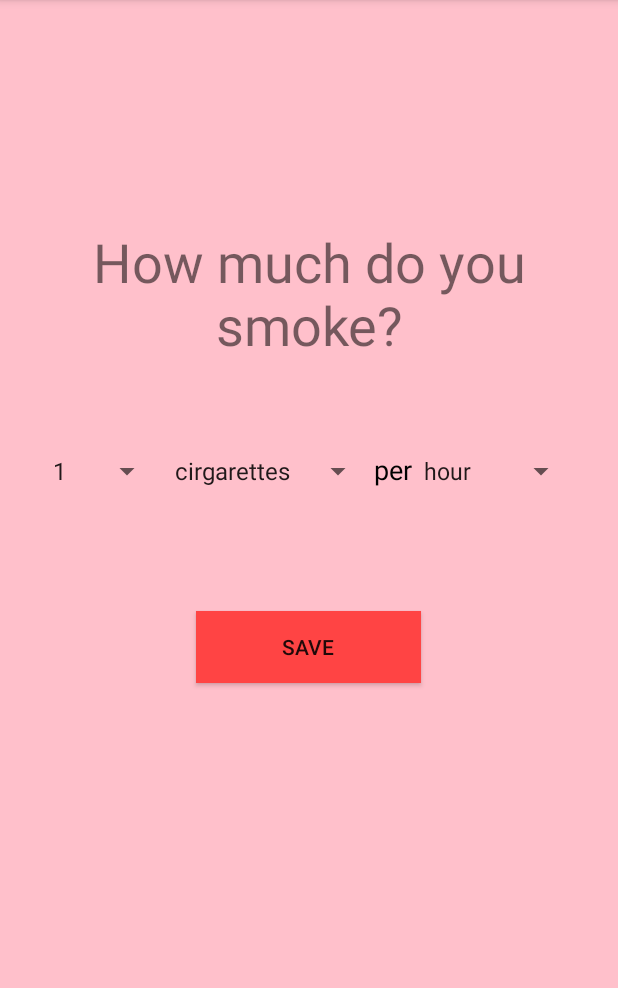
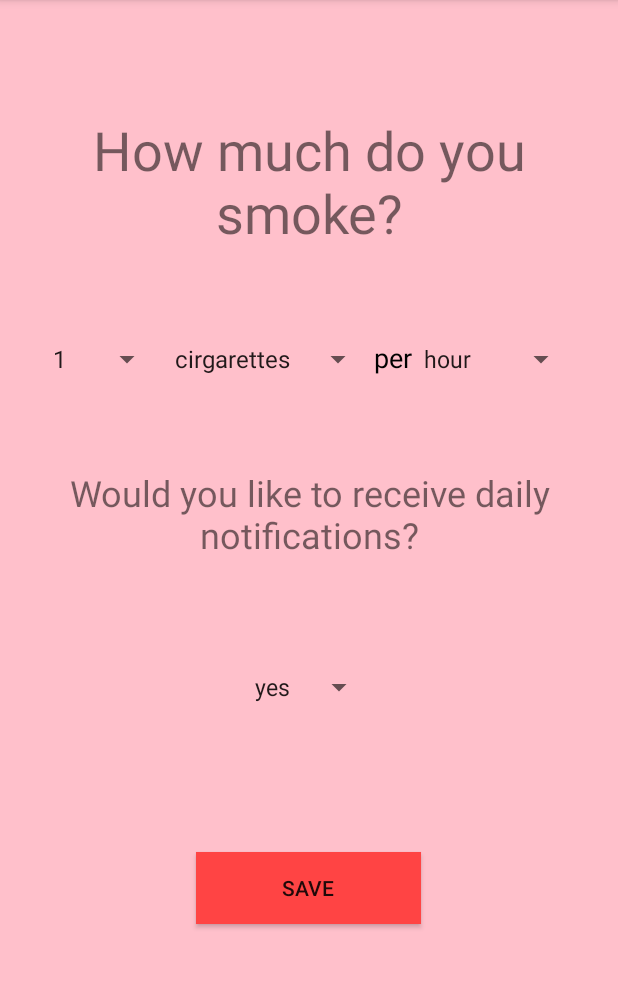
Before and after one commit to chint32/Quit_Smoking_App, an Android app: the SetupActivity screen opened directly, with no data from a screen before it, on a phone screen of 412 x 824 dp, the part 84-1072 px from its top. Run offline under Robolectric (Android 15) with nearby library versions, the phone set to English and light mode, and no system bars.

Commit message:
Added daily notifications with random motivational quote.

```diff
--- a/app/src/main/java/com/chstudios/quitsmokingapp/SetupActivity.kt
+++ b/app/src/main/java/com/chstudios/quitsmokingapp/SetupActivity.kt
@@ -9,8 +9,13 @@ import android.widget.AdapterView
 import android.widget.ArrayAdapter
 import android.widget.Spinner
 import android.widget.Toast
+import androidx.work.PeriodicWorkRequest
+import androidx.work.WorkManager
+import com.chstudios.quitsmokingapp.notifications.MyWork
 import kotlinx.android.synthetic.main.activity_setup.*
 import java.util.*
+import java.util.concurrent.TimeUnit
+import androidx.work.PeriodicWorkRequestBuilder
 
 class SetupActivity : AppCompatActivity() {
 
@@ -18,6 +23,9 @@ class SetupActivity : AppCompatActivity() {
     private var packMultiplier = 1
     private var timeMultiplier = 1
     private var cigarettesPerHour = 0F
+    private var receiveNotifications = ""
+    private lateinit var request: PeriodicWorkRequest
+
 
     override fun onCreate(savedInstanceState: Bundle?) {
         super.onCreate(savedInstanceState)
@@ -126,7 +134,42 @@ class SetupActivity : AppCompatActivity() {
             }
         }
 
+        val notificationSpinner: Spinner = findViewById(R.id.notification_spinner)
+        ArrayAdapter.createFromResource(
+            this,
+            R.array.notifications_yes_no,
+            android.R.layout.simple_spinner_item
+        ).also { adapter ->
+            adapter.setDropDownViewResource(android.R.layout.simple_spinner_dropdown_item)
+            notificationSpinner.adapter = adapter
+        }
+
+        val notifications = resources.getStringArray(R.array.notifications_yes_no)
+        notificationSpinner.onItemSelectedListener = object : AdapterView.OnItemSelectedListener {
+            override fun onItemSelected(
+                parent: AdapterView<*>,
+                view: View, position: Int, id: Long
+            ) {
+                receiveNotifications = notifications[position]
+                Toast.makeText(
+                    this@SetupActivity,
+                    "You've selected: " + notifications[position],
+                    Toast.LENGTH_SHORT
+                ).show()
+            }
+
+            override fun onNothingSelected(parent: AdapterView<*>) {
+                // write code to perform some action
+            }
+        }
+
         save_button.setOnClickListener{
+
+            if(receiveNotifications == "yes")
+                scheduleDailyNotification()
+            else  WorkManager.getInstance(this).cancelAllWork()
+
+
 
             if(packMultiplier == 20)
                 cigarettesPerHour = (finalNumber * packMultiplier / timeMultiplier).toFloat()
@@ -141,4 +184,10 @@ class SetupActivity : AppCompatActivity() {
             startActivity(intent)
         }
     }
+
+    fun scheduleDailyNotification(){
+        Toast.makeText(this, "Notification scheduled", Toast.LENGTH_SHORT).show()
+        request = PeriodicWorkRequestBuilder<MyWork>(1, TimeUnit.DAYS).build()
+        WorkManager.getInstance(this).enqueue(request)
+    }
 }
--- a/app/src/main/res/layout/activity_setup.xml
+++ b/app/src/main/res/layout/activity_setup.xml
@@ -11,7 +11,7 @@
         android:id="@+id/textView"
         android:layout_width="match_parent"
         android:layout_height="wrap_content"
-        android:layout_marginTop="150dp"
+        android:layout_marginTop="75dp"
         android:text="How much do you smoke?"
         android:textAlignment="center"
         android:textSize="36sp"
@@ -53,17 +53,41 @@
 
     </LinearLayout>
 
+    <TextView
+        android:id="@+id/textView4"
+        android:layout_width="match_parent"
+        android:layout_height="wrap_content"
+        android:layout_marginTop="61dp"
+        android:text="Would you like to receive daily notifications?"
+        android:textAlignment="center"
+        android:textSize="24sp"
+        app:layout_constraintEnd_toEndOf="parent"
+        app:layout_constraintStart_toStartOf="parent"
+        app:layout_constraintTop_toBottomOf="@+id/linearLayout" />
+
+    <Spinner
+        android:id="@+id/notification_spinner"
+        android:layout_width="wrap_content"
+        android:layout_height="wrap_content"
+        android:layout_marginStart="181dp"
+        android:layout_marginTop="73dp"
+        android:layout_marginEnd="182dp"
+        app:layout_constraintEnd_toEndOf="parent"
+        app:layout_constraintStart_toStartOf="parent"
+        app:layout_constraintTop_toBottomOf="@+id/textView4" />
+
     <Button
         android:id="@+id/save_button"
         android:layout_width="150dp"
         android:layout_height="wrap_content"
-        android:layout_marginTop="82dp"
+        android:layout_marginStart="130dp"
+        android:layout_marginTop="98dp"
+        android:layout_marginEnd="131dp"
+        android:background="@android:color/holo_red_light"
+        android:text="SAVE"
         app:layout_constraintEnd_toEndOf="parent"
-        app:layout_constraintHorizontal_bias="0.498"
         app:layout_constraintStart_toStartOf="parent"
-        app:layout_constraintTop_toBottomOf="@+id/linearLayout"
-        android:background="@android:color/holo_red_light"
-        android:text="SAVE"/>
+        app:layout_constraintTop_toBottomOf="@+id/notification_spinner" />
 
 
 </androidx.constraintlayout.widget.ConstraintLayout>
--- a/app/src/main/res/values/strings.xml
+++ b/app/src/main/res/values/strings.xml
@@ -32,4 +32,8 @@
         <item>week</item>
         <item>month</item>
     </string-array>
+    <string-array name="notifications_yes_no">
+        <item>yes</item>
+        <item>no</item>
+    </string-array>
 </resources>
```
Also changed, not shown: app/build.gradle (+13 -3 lines), app/src/main/java/com/chstudios/quitsmokingapp/notifications/MyWork.kt (added, +28 -0 lines), app/src/main/java/com/chstudios/quitsmokingapp/notifications/NotificationHelper.kt (added, +84 -0 lines).
